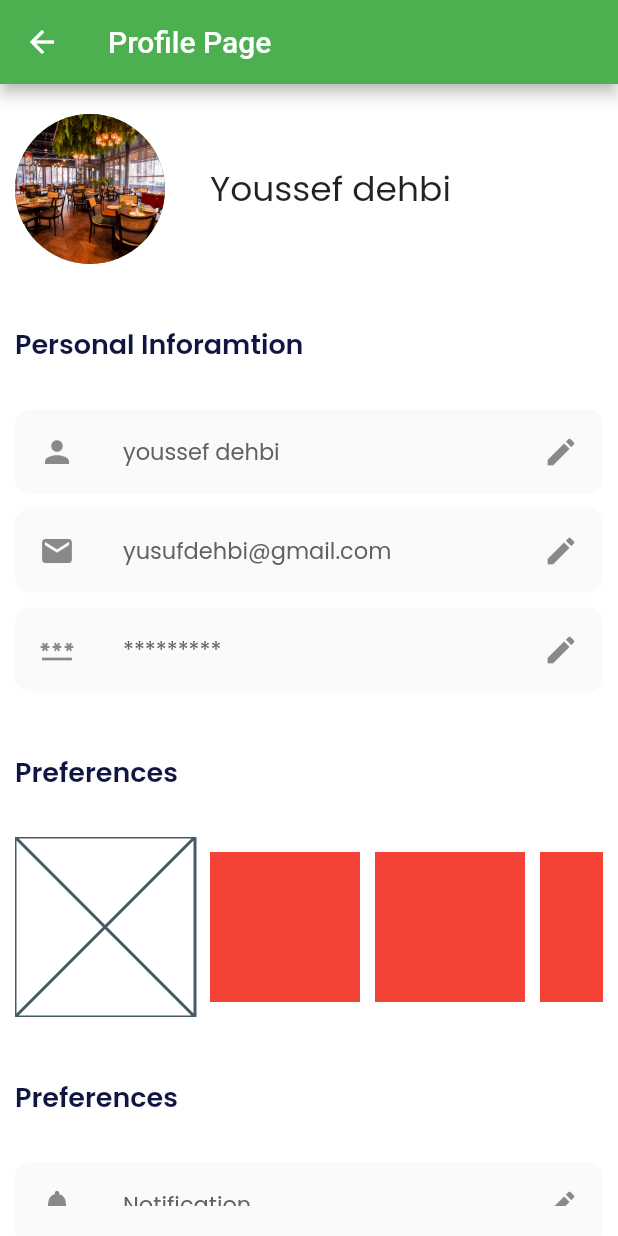
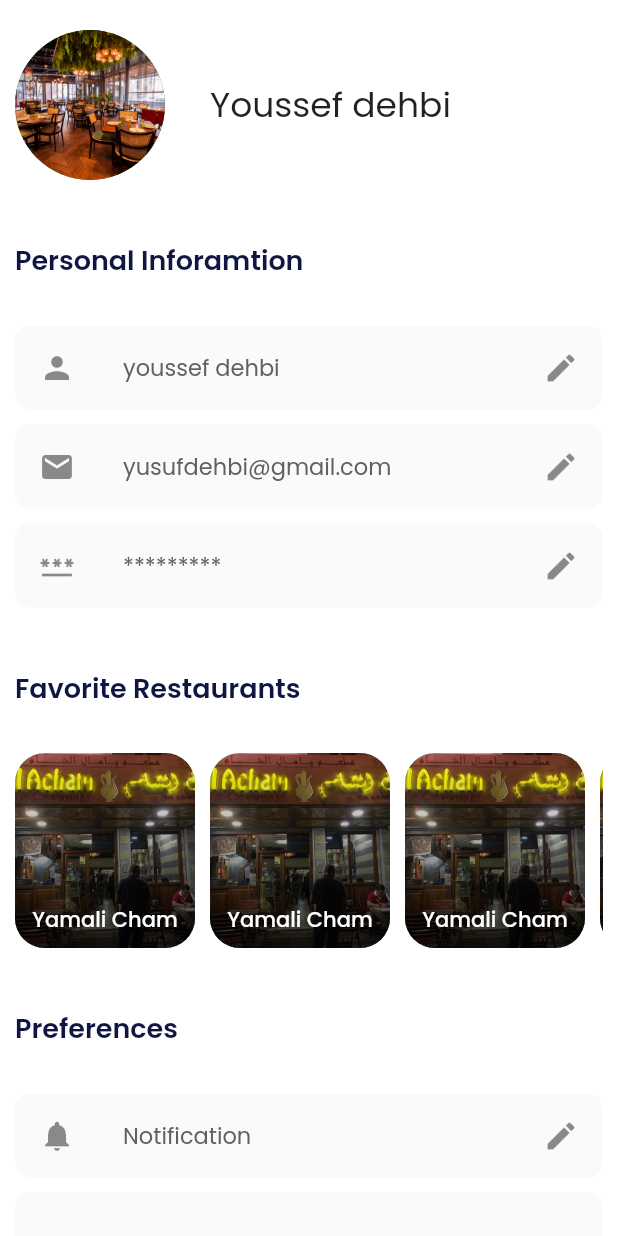
Before and after one commit to yusufdehbi/FoodieFinder, a Flutter app: the ProfilePage screen opened directly, on a phone screen of 412 x 824 dp. Run offline on Flutter 3.47's test engine with Material 2 defaults, Android fonts, the phone set to English and light mode, and no system bars; our stand-ins replace flutter_map, geolocator, google_fonts, latlong2.

Commit message:
profile ui complete

```diff
--- /dev/null
+++ b/lib/componenets/favorite_restaurants.dart
@@ -0,0 +1,26 @@
+import 'package:first_version/componenets/res_card.dart';
+import 'package:flutter/material.dart';
+
+import '../utilis/style.dart';
+
+class FavoriteRestaurants extends StatelessWidget {
+  const FavoriteRestaurants({super.key});
+
+  @override
+  Widget build(BuildContext context) {
+    return SizedBox(
+      height: 130,
+      child: ListView(
+        scrollDirection: Axis.horizontal,
+        physics: const BouncingScrollPhysics(),
+        children: const [
+          ResCard(),
+          ResCard(),
+          ResCard(),
+          ResCard(),
+          ResCard(),
+        ],
+      ),
+    );
+  }
+}
--- a/lib/componenets/res_card.dart
+++ b/lib/componenets/res_card.dart
@@ -1,10 +1,43 @@
+import 'package:first_version/utilis/style.dart';
 import 'package:flutter/material.dart';
+import 'package:google_fonts/google_fonts.dart';
 
 class ResCard extends StatelessWidget {
   const ResCard({super.key});
 
   @override
   Widget build(BuildContext context) {
-    return const Placeholder();
+    return Container(
+      margin: EdgeInsets.only(right: xsmall),
+      height: 120,
+      width: 120,
+      decoration: BoxDecoration(
+        color: Colors.greenAccent,
+        borderRadius: BorderRadius.circular(20.0),
+        image: const DecorationImage(
+          image: AssetImage('images/yamali_cham.jpg'),
+          fit: BoxFit.cover,
+        ),
+      ),
+      alignment: Alignment.bottomCenter,
+      child: Container(
+        padding: const EdgeInsets.only(bottom: 8.0),
+        width: double.infinity,
+        height: double.infinity,
+        alignment: Alignment.bottomCenter,
+        decoration: BoxDecoration(
+            gradient: const LinearGradient(
+                colors: [Color.fromRGBO(0, 0, 0, 0.75), Colors.transparent],
+                begin: Alignment.bottomCenter,
+                end: Alignment.topCenter),
+            borderRadius: BorderRadius.circular(20.0)),
+        child: Text(
+          "Yamali Cham",
+          textAlign: TextAlign.center,
+          style: GoogleFonts.poppins(
+              fontSize: 14.0, color: Colors.white, fontWeight: FontWeight.w500),
+        ),
+      ),
+    );
   }
 }
--- a/lib/pages/profile_page.dart
+++ b/lib/pages/profile_page.dart
@@ -7,6 +7,8 @@ import 'package:flutter/gestures.dart';
 import 'package:flutter/material.dart';
 import 'package:google_fonts/google_fonts.dart';
 import 'package:latlong2/latlong.dart';
+
+import '../componenets/favorite_restaurants.dart';
 
 class ProfilePage extends StatelessWidget {
   const ProfilePage({super.key});
@@ -21,12 +23,10 @@ class ProfilePage extends StatelessWidget {
     var currentUser = users[0];
 
     return Scaffold(
-      appBar: AppBar(
-        title: const Text("Profile Page"),
-      ),
       body: Padding(
         padding: const EdgeInsets.symmetric(horizontal: 10.0, vertical: 20.0),
         child: SingleChildScrollView(
+          physics: const BouncingScrollPhysics(),
           child: Column(
             crossAxisAlignment: CrossAxisAlignment.start,
             children: [
@@ -80,56 +80,13 @@ class ProfilePage extends StatelessWidget {
                 height: large,
               ),
               Text(
-                'Preferences',
+                'Favorite Restaurants',
                 style: heading2,
               ),
               SizedBox(
                 height: medium,
               ),
-              SingleChildScrollView(
-                scrollDirection: Axis.horizontal,
-                child: Row(
-                  children: [
-                    Container(
-                      child: ResCard(),
-                      height: 120.0,
-                      width: 120.0,
-                    ),
-                    SizedBox(
-                      width: xsmall,
-                    ),
-                    Container(
-                      color: Colors.red,
-                      height: 100.0,
-                      width: 100.0,
-                    ),
-                    SizedBox(
-                      width: xsmall,
-                    ),
-                    Container(
-                      color: Colors.red,
-                      height: 100.0,
-                      width: 100.0,
-                    ),
-                    SizedBox(
-                      width: xsmall,
-                    ),
-                    Container(
-                      color: Colors.red,
-                      height: 100.0,
-                      width: 100.0,
-                    ),
-                    SizedBox(
-                      width: xsmall,
-                    ),
-                    Container(
-                      color: Colors.red,
-                      height: 100.0,
-                      width: 100.0,
-                    ),
-                  ],
-                ),
-              ),
+              const FavoriteRestaurants(),
               SizedBox(
                 height: large,
               ),
```
